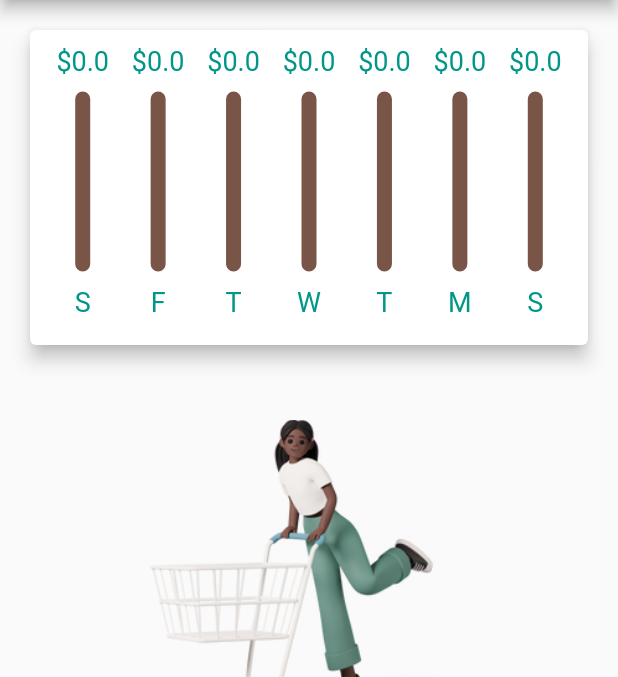
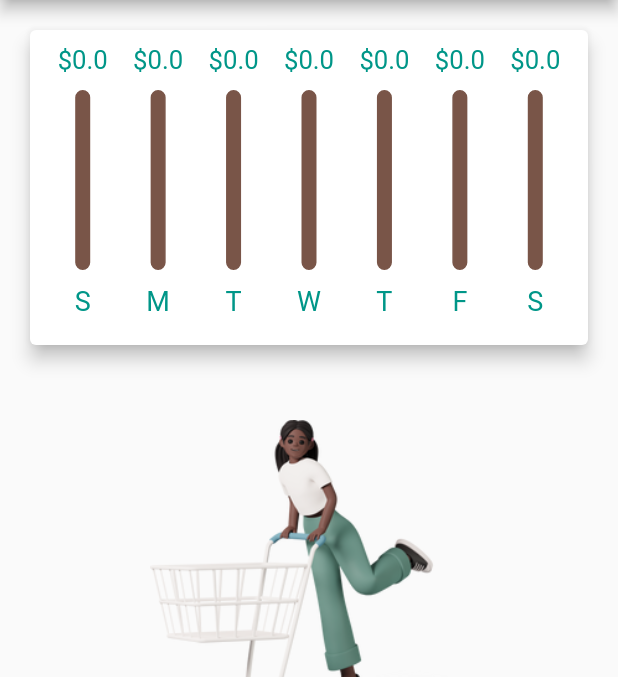
Before and after one commit to nadiahylary/expense_tracker, a Flutter app: the screen it shows after launch, on a phone screen of 412 x 824 dp, the part 84-761 px from its top. Run offline on Flutter 3.47's test engine with Material 2 defaults, Android fonts, the phone set to English and light mode, and no system bars; missing offline and left inert: dart:ffi; Roboto replaces fonts that are missing (Ubuntu).

Commit message:
finished the expenses list with the expense chart

```diff
--- a/lib/main.dart
+++ b/lib/main.dart
@@ -43,7 +43,7 @@ class MyApp extends StatelessWidget {
             titleTextStyle: TextStyle(
                 fontFamily: 'Ubuntu',
                 fontSize: 20,
-                  fontWeight: FontWeight.bold))
+                fontWeight: FontWeight.bold)),
         //colorScheme: ColorScheme.dark(),
       ),
       home: const MyHomePage(),
--- a/lib/widgets/chart.dart
+++ b/lib/widgets/chart.dart
@@ -13,6 +13,9 @@ class Chart extends StatelessWidget {
   List<Map<String, Object>> get groupedTransactionValues{
     return List.generate(7, (index) {
       final weekDay = DateTime.now().subtract(Duration(days: index));
+
+      print(weekDay);
+
       var totalExpenses = 0.0;
       for(var i=0; i<recentTransactions.length; i++){
         if(recentTransactions[i].date.day == weekDay.day
@@ -23,12 +26,19 @@ class Chart extends StatelessWidget {
       }
       print(DateFormat.E().format(weekDay).substring(0,1));
       print(totalExpenses);
+
       return {
         'day': DateFormat.E().format(weekDay).substring(0,1),
         'amount': totalExpenses.toStringAsFixed(2),
       };
-    });
+    }).reversed.toList();
   }
+
+  /*datestrings.sort((a, b){ //sorting in ascending order
+  return DateTime.parse(a).compareTo(DateTime.parse(b));
+  });
+
+  print(datestrings);*/
 
   double get _totalWeeklyExpenses{
     return groupedTransactionValues.fold(0.0, (previousValue, element) {
--- a/lib/widgets/chart_bar.dart
+++ b/lib/widgets/chart_bar.dart
@@ -10,11 +10,12 @@ class ChartBar extends StatelessWidget {
   Widget build(BuildContext context) {
     return Column(
       children: <Widget>[
-        /*SizedBox(
-          height: 15,
-        ),*/
-        FittedBox(
-            child: Text('\$${dailyExpense.toStringAsFixed(1)}')), // OR Text('${expensePercentage  * 100}%'), To show the daily percentage of all the week expenses
+        Container(
+          height: 20,
+          child: FittedBox(
+              child: Text('\$${dailyExpense.toStringAsFixed(1)}')
+          ),
+        ), // OR Text('${expensePercentage  * 100}%'), To show the daily percentage of all the week expenses
         SizedBox(
           height: 10,
         ),
```
Also changed, not shown: lib/widgets/transactions_list.dart (+11 -4 lines). Lines whose indentation alone changed are shown as unchanged.
